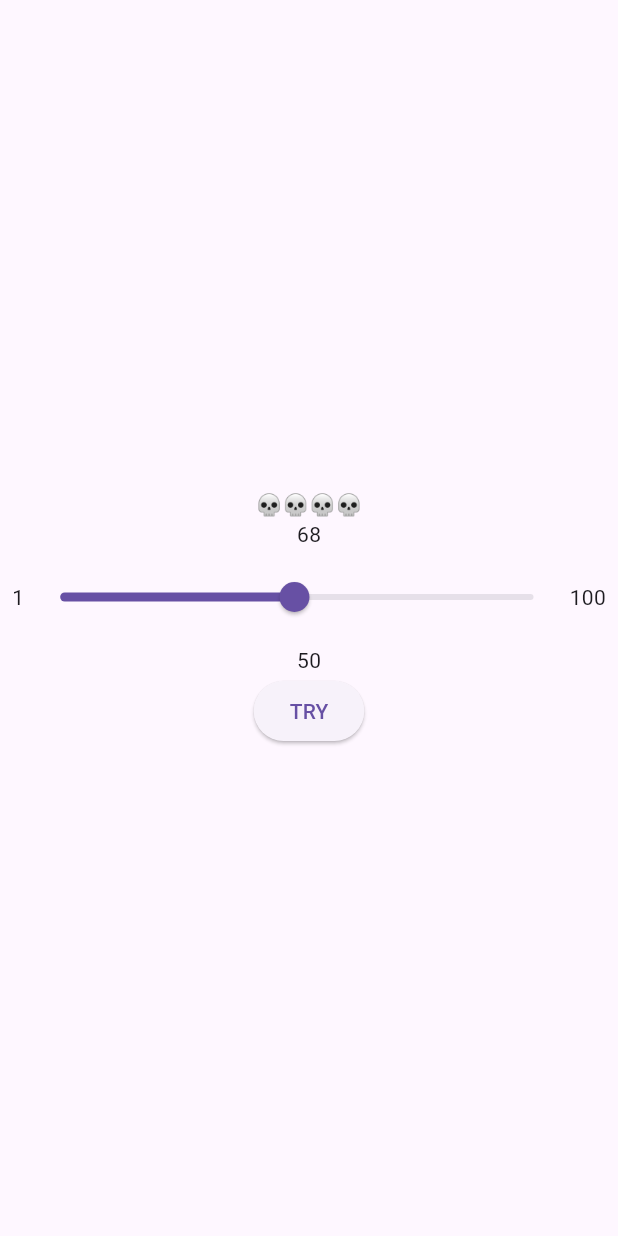
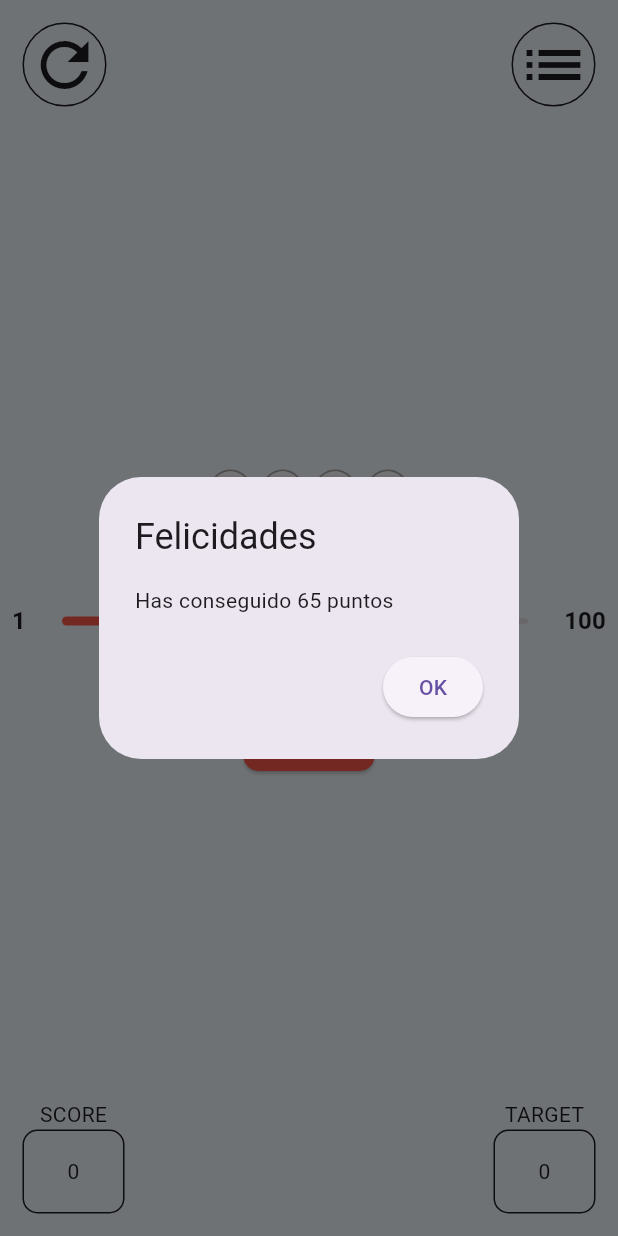
Before and after one commit to Secallona/slider_app, a Flutter app: the screen it shows after launch, after a tap on "TRY", on a phone screen of 412 x 824 dp. Run offline on Flutter 3.47's test engine with Material 3 defaults, Android fonts, the phone set to English and light mode, and no system bars.

Commit message:
feat: Update app label, add game logic, and enhance UI components

```diff
--- /dev/null
+++ b/lib/app_colors.dart
@@ -0,0 +1,6 @@
+import 'package:flutter/material.dart';
+
+class AppColors {
+  static const primaryColor = Color(0xFFFC574A);
+  static const backgroundColor = Color(0xFFF3F8FD);
+}
--- /dev/null
+++ b/lib/background_view.dart
@@ -0,0 +1,37 @@
+import 'package:flutter/material.dart';
+import 'package:slider_app/number_view.dart';
+import 'package:slider_app/rounded_view.dart';
+import 'package:provider/provider.dart';
+import 'package:slider_app/viewmodel.dart';
+
+
+class BackgroundView extends StatelessWidget {
+  const BackgroundView({super.key});
+
+  @override
+  Widget build(BuildContext context) {
+    var appState = context.watch<Viewmodel>();
+    return Padding(
+      padding: const EdgeInsets.all(15.0),
+      child: Column(
+        children: [
+          Row(
+            children: [
+              RoundedView(icon: Icons.refresh),
+              Spacer(),
+              RoundedView(icon: Icons.list),
+            ],
+          ),
+          Spacer(),
+          Row(
+            children: [
+              NumberView(text: "SCORE", value: 0),
+              Spacer(),
+              NumberView(text: "TARGET", value: 0),
+            ],
+          ),
+        ],
+      ),
+    );
+  }
+}
--- /dev/null
+++ b/lib/game.dart
@@ -0,0 +1,38 @@
+import 'dart:math';
+
+class Game {
+  static final int MIN_VALUE = 0;
+  static final int MAX_VALUE = 100;
+
+  int _targetValue = 0;
+  int _points = 0;
+  int _score = 0;
+  int _rounds = 0;
+
+
+  int get targetValue => _targetValue;
+  int get points => _points;
+  int get score => _score;
+  int get rounds => _rounds;
+
+  Game() {
+    _targetValue = Random().nextInt(MAX_VALUE + 1 - MIN_VALUE) + MIN_VALUE;
+  }
+
+  void calculatePoints(double sliderValue) {
+    int sliderValueInt = sliderValue.round().toInt();
+    int difference = (_targetValue - sliderValueInt).abs();
+    _points = (MAX_VALUE - difference);
+  }
+
+  void reset() {
+    _targetValue = Random().nextInt(MAX_VALUE + 1 - MIN_VALUE) + MIN_VALUE;
+    _points = 0;
+  }
+  void restartGame(){
+    _targetValue = Random().nextInt(MAX_VALUE + 1 - MIN_VALUE) + MIN_VALUE;
+    _points = 0;
+    _score = 0;
+    _rounds = 0;
+  }
+}
--- a/lib/main.dart
+++ b/lib/main.dart
@@ -1,4 +1,10 @@
 import 'package:flutter/material.dart';
+import 'package:slider_app/app_colors.dart';
+import 'package:slider_app/background_view.dart';
+import 'package:slider_app/game.dart';
+import 'package:slider_app/slider_widget.dart';
+import 'package:provider/provider.dart';
+import 'package:slider_app/viewmodel.dart';
 
 void main() {
   runApp(const MainApp());
@@ -9,7 +15,17 @@ class MainApp extends StatelessWidget {
 
   @override
   Widget build(BuildContext context) {
-    return const MaterialApp(home: Scaffold(body: ContentView()));
+    return ChangeNotifierProvider(
+      create: (context) => Viewmodel(),
+      child: MaterialApp(
+      theme: ThemeData(scaffoldBackgroundColor: AppColors.backgroundColor),
+      home: Scaffold(
+        body:Stack(children: [
+          const ContentView(),
+          const BackgroundView(),
+        ],)),
+    ),
+    );
   }
 }
 
@@ -24,35 +40,49 @@ class _ContentViewState extends State<ContentView> {
   double _value = 50.0;
   final double _min = 1.0;
   final double _max = 100.0;
+  final Game _game = Game();
 
   @override
   Widget build(BuildContext context) {
+    var appState = context.watch<Viewmodel>();
     return Center(
       child: Column(
         mainAxisAlignment: MainAxisAlignment.center,
         children: [
-          Text("💀💀💀💀"),
-          Text("68"),
+          Text("💀💀💀💀", style: Theme.of(context).textTheme.headlineMedium),
+          Text(
+            "${_game.targetValue}",
+            style: Theme.of(context).textTheme.headlineMedium?.copyWith(
+              letterSpacing: -1,
+              fontWeight: FontWeight.bold,
+            ),
+          ),
           Padding(
             padding: const EdgeInsets.all(8.0),
-            child: Row(
-              mainAxisAlignment: MainAxisAlignment.center,
-              children: [
-                Text("${_min.toInt()}"),
-                Expanded(
-                  child: Slider(
-                    value: _value,
-                    onChanged: _onChanged,
-                    min: _min,
-                    max: _max,
-                  ),
-                ),
-                Text("${_max.toInt()}"),
-              ],
+            child: SliderWidget(
+              value: _value,
+              min: _min,
+              max: _max,
+              onChanged: _onChanged,
             ),
           ),
           Text("${_value.toInt()}"),
-          ElevatedButton(onPressed: onPressed, child: Text("TRY")),
+          ElevatedButton(
+            onPressed: onPressed,
+            style: ElevatedButton.styleFrom(
+              minimumSize: Size(48, 48),
+              backgroundColor: AppColors.primaryColor,
+              shape: RoundedRectangleBorder(
+                borderRadius: BorderRadius.circular(10),
+              ),
+            ),
+            child: Text(
+              "TRY",
+              style: Theme.of(
+                context,
+              ).textTheme.titleLarge?.copyWith(color: Colors.white),
+            ),
+          ),
         ],
       ),
     );
@@ -67,5 +97,26 @@ class _ContentViewState extends State<ContentView> {
 
   void onPressed() {
     print("Botón pulsado");
+
+    _game.calculatePoints(_value);
+    showDialog(
+      context: context,
+      builder:
+          (context) => AlertDialog(
+            title: Text("Felicidades"),
+            content: Text("Has conseguido ${_game.points} puntos"),
+            actions: [
+              ElevatedButton(
+                onPressed: () {
+                  setState(() {
+                    _game.reset();
+                  });
+                  Navigator.of(context).pop();
+                },
+                child: Text("OK"),
+              ),
+            ],
+          ),
+    );
   }
 }
--- /dev/null
+++ b/lib/number_view.dart
@@ -0,0 +1,29 @@
+import 'package:flutter/material.dart';
+
+class NumberView extends StatelessWidget {
+  final String text;
+  final int value;
+  const NumberView({super.key, required this.text, required this.value});
+
+  @override
+  Widget build(BuildContext context) {
+    return Column(
+      mainAxisAlignment: MainAxisAlignment.center,
+      children: [
+        Text(text),
+        Container(
+          width: 68,
+          height: 56,
+          alignment: Alignment.center,
+          decoration: BoxDecoration(
+            border: Border.all(
+              color: Theme.of(context).colorScheme.onSurface,
+            ), // Borde
+            borderRadius: BorderRadius.circular(10), // Esquinas redondeadas
+          ),
+          child: Text("$value"),
+        ),
+      ],
+    );
+  }
+}
--- /dev/null
+++ b/lib/rounded_view.dart
@@ -0,0 +1,23 @@
+import 'package:flutter/material.dart';
+
+class RoundedView extends StatelessWidget {
+  final IconData icon;
+  const RoundedView({super.key, required this.icon});
+
+  @override
+  Widget build(BuildContext context) {
+    return Container(
+      width: 56,
+      height: 56,
+      decoration: BoxDecoration(
+        shape: BoxShape.circle,
+        border: Border.all(color: Theme.of(context).colorScheme.onSurface),
+      ),
+      child: Icon(
+        icon,
+        size: 48,
+        color: Theme.of(context).colorScheme.onSurface,
+      ),
+    );
+  }
+}
--- /dev/null
+++ b/lib/slider_widget.dart
@@ -0,0 +1,42 @@
+import 'package:flutter/material.dart';
+import 'package:slider_app/app_colors.dart';
+
+class SliderWidget extends StatelessWidget {
+    final double value;
+    final double min;
+    final double max;
+    final ValueChanged<double> onChanged;
+
+
+  const SliderWidget({super.key, required this.value, required this.min, required this.max, required this.onChanged});
+
+  @override
+  Widget build(BuildContext context) {
+    return Row(
+              mainAxisAlignment: MainAxisAlignment.center,
+              children: [
+                Text(
+                  "${min.toInt()}",
+                  style: Theme.of(context).textTheme.titleMedium?.copyWith(
+                    fontWeight: FontWeight.bold,
+                  ),
+                ),
+                Expanded(
+                  child: Slider(
+                    activeColor: AppColors.primaryColor,
+                    value: value,
+                    onChanged: onChanged,
+                    min: min,
+                    max: max,
+                  ),
+                ),
+                Text(
+                  "${max.toInt()}",
+                  style: Theme.of(context).textTheme.titleMedium?.copyWith(
+                    fontWeight: FontWeight.bold,
+                  ),
+                ),
+              ],
+            );
+  }
+}
--- /dev/null
+++ b/lib/viewmodel.dart
@@ -0,0 +1,25 @@
+import 'package:flutter/material.dart';
+import 'package:slider_app/game.dart';
+
+class Viewmodel extends ChangeNotifier {
+  final Game _game = Game();
+
+  int get targetValue => _game.targetValue;
+  int get points => _game.points;
+  int get score => _game.score;
+  int get rounds => _game.rounds;
+
+  void calculatePoints(double sliderValue) {
+    _game.calculatePoints(sliderValue);
+    notifyListeners();
+  }
+  void reset() {
+    _game.reset();
+    notifyListeners();
+  }
+  void restartGame() {
+    _game.restartGame();
+    notifyListeners();
+  }
+
+}
--- a/pubspec.yaml
+++ b/pubspec.yaml
@@ -9,6 +9,7 @@ environment:
 dependencies:
   flutter:
     sdk: flutter
+  provider: ^6.1.5
 
 dev_dependencies:
   flutter_test:
```
Also changed, not shown: pubspec.lock, 6 other files.
